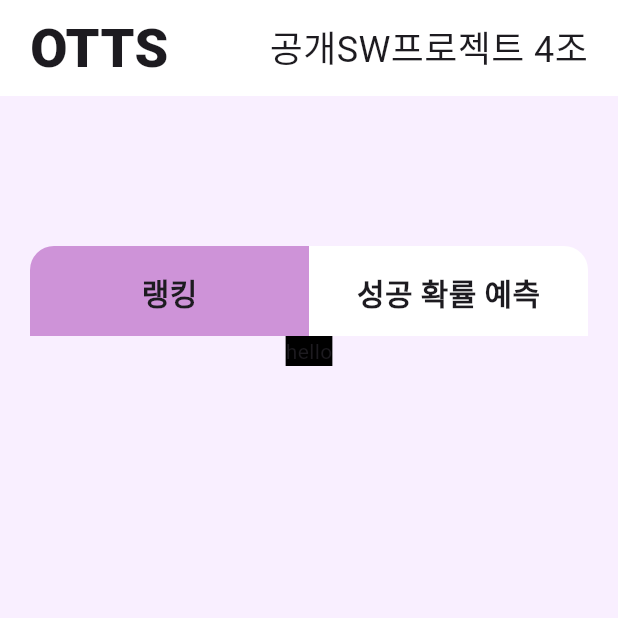
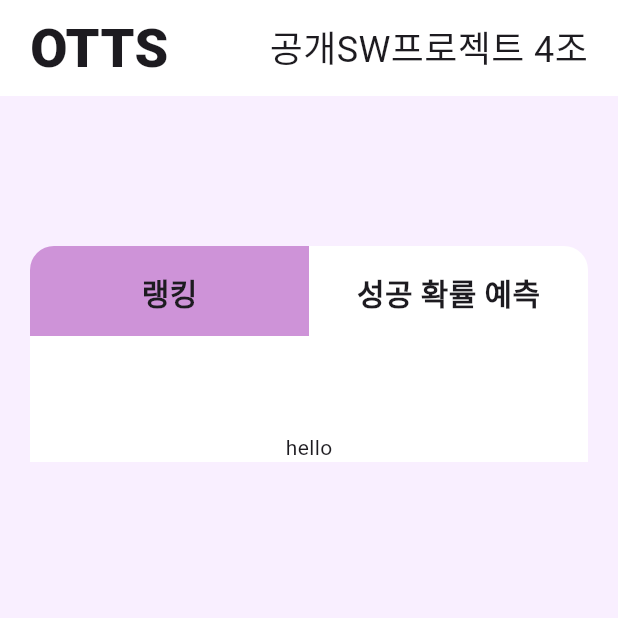
Before and after one commit to happylesserpanda/OSSW4-MSPS, a Flutter app: the screen it shows after launch, after a tap on "랭킹", after a tap on "성공 확률 예측", on a phone screen of 412 x 824 dp, the top half of it. Run offline on Flutter 3.47's test engine with Material 3 defaults, Android fonts, the phone set to English and light mode, and no system bars; Roboto replaces fonts that are missing (Pretendard); project files that could hold a hidden picture were left out.

Commit message:
fix small detail
add infinity

```diff
--- a/lib/main.dart
+++ b/lib/main.dart
@@ -53,7 +53,7 @@
 }
 
 class _mainpageState extends State<mainpage> {
-  bool SelectedTabisRanking = true;
+  bool isNotSelectedTabisRanking = true;
 
   @override
   Widget build(BuildContext context) {
@@ -125,7 +125,7 @@
                             onTap:
                                 () => setState(
                                   () =>
-                                      SelectedTabisRanking =
+                                      isNotSelectedTabisRanking =
                                           false,
                                 ),
                             child: Container(
@@ -135,7 +135,7 @@
                                   ),
                               decoration: BoxDecoration(
                                 color:
-                                    SelectedTabisRanking ==
+                                    isNotSelectedTabisRanking ==
                                             false
                                         ? Colors
                                             .white
@@ -164,7 +164,7 @@
                             onTap:
                                 () => setState(
                                   () =>
-                                      SelectedTabisRanking =
+                                      isNotSelectedTabisRanking =
                                           true,
                                 ),
                             child: Container(
@@ -174,7 +174,7 @@
                                   ),
                               decoration: BoxDecoration(
                                 color:
-                                    SelectedTabisRanking ==
+                                    isNotSelectedTabisRanking ==
                                             true
                                         ? Colors
                                             .white
@@ -207,9 +207,9 @@
                       milliseconds: 300,
                     ),
                     child:
-                        SelectedTabisRanking
-                            ? const RankingTab()
-                            : const InputTab(),
+                        isNotSelectedTabisRanking
+                            ? const InputTab()
+                            : const RankingTab(),
                   ),
                 ],
               ),
--- a/lib/tabs/input.dart
+++ b/lib/tabs/input.dart
@@ -9,16 +9,25 @@ class InputTab extends StatelessWidget {
   Widget build(BuildContext context) {
     double pageWidth =
         MediaQuery.of(context).size.width;
+    double horizontalPadding =
+        pageWidth > breakPointWidth
+            ? (pageWidth - breakPointWidth) / 2
+            : 20;
 
     return Padding(
       padding: EdgeInsets.symmetric(
-        horizontal:
-            pageWidth > breakPointWidth
-                ? (pageWidth - breakPointWidth) /
-                    2
-                : 20,
+        horizontal: horizontalPadding,
       ),
-      child: Text('temp'),
+      child: Container(
+        color: Colors.white,
+        width: double.infinity,
+        child: Column(
+          children: [
+            SizedBox(height: 64),
+            Text("hello"),
+          ],
+        ),
+      ),
     );
   }
 }
```
